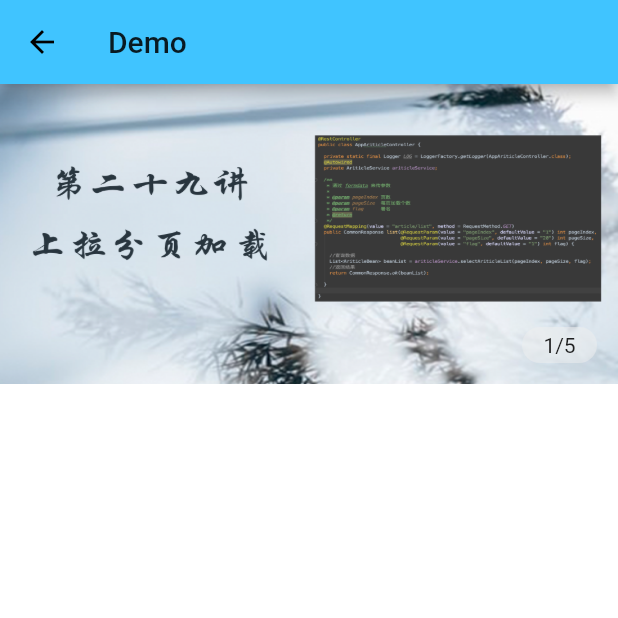
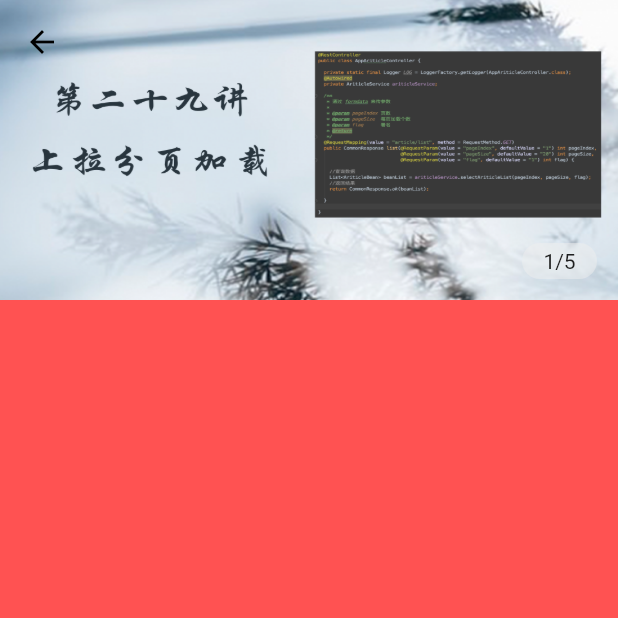
Before and after one commit to zhaolongs/flutter-ho, a Flutter app: the HomeItemDemoPage screen opened directly, on a phone screen of 412 x 824 dp, the top half of it. Run offline on Flutter 3.47's test engine with Material 2 defaults, Android fonts, the light colour scheme and no system bars; our stand-ins replace dio, fluttertoast, package_info, permission_handler, shared_preferences, video_player and 1 more; missing offline and left inert: install_plugin_custom; accounts and stored records are empty; statements that could not run were skipped.

Commit message:
SliverAppBar可折叠的头部

```diff
--- a/lib/src/pages/demo/home_item_demo_page.dart
+++ b/lib/src/pages/demo/home_item_demo_page.dart
@@ -18,7 +18,6 @@ class HomeItemDemoPage extends StatefulWidget {
 }
 
 class _HomeItemDemoPageState extends State<HomeItemDemoPage> {
-
   List<String> _list = [
     "assets/images/banner1.png",
     "assets/images/banner1.png",
@@ -27,26 +26,75 @@ class _HomeItemDemoPageState extends State<HomeItemDemoPage> {
     "assets/images/banner1.png"
   ];
 
+  double _headerOpacity = 0.0;
+
+  //滑动控制器
+  ScrollController _scrollController = new ScrollController();
+
+  @override
+  void initState() {
+    // TODO: implement initState
+    super.initState();
+
+    _scrollController.addListener(() {
+      //获取滑动的距离
+      double offset = _scrollController.offset;
+
+      if(offset<=160){
+        _headerOpacity = offset/160;
+        setState(() {
+
+        });
+      }
+
+    });
+  }
+
+
   @override
   Widget build(BuildContext context) {
     return Scaffold(
-      appBar: AppBar(
-        title: Text("Demo"),
-      ),
       backgroundColor: Colors.white,
 
       ///填充布局
-      body: Container(
-        width: double.infinity,
-        height: double.infinity,
-        child: Column(
-          children: [
-            BannerWidget(
-              imageList: _list,
+      body: NestedScrollView(
+        //绑定滑动控制器
+        controller: _scrollController,
+        //主体内容
+        body: buildBody(),
+        //头部
+        headerSliverBuilder: (BuildContext context, bool innerBoxIsScrolled) {
+          return [
+            //折叠
+            SliverAppBar(
+              //值为true时
+              pinned: true,
+              //标题会停留
+              title: Opacity(
+                  opacity: _headerOpacity,
+                  child: Text(
+                "Demo目录 ",
+                style: TextStyle(color: Colors.white),
+              )),
+              //展开的高度
+              expandedHeight: 200,
+              //可折叠隐藏的部分
+              flexibleSpace: FlexibleSpaceBar(
+                background: BannerWidget(
+                  imageList: _list,
+                ),
+              ),
             ),
-          ],
-        ),
+          ];
+        },
       ),
     );
   }
+
+  buildBody() {
+    return Container(
+      height: 1990,
+      color: Colors.redAccent,
+    );
+  }
 }
```
